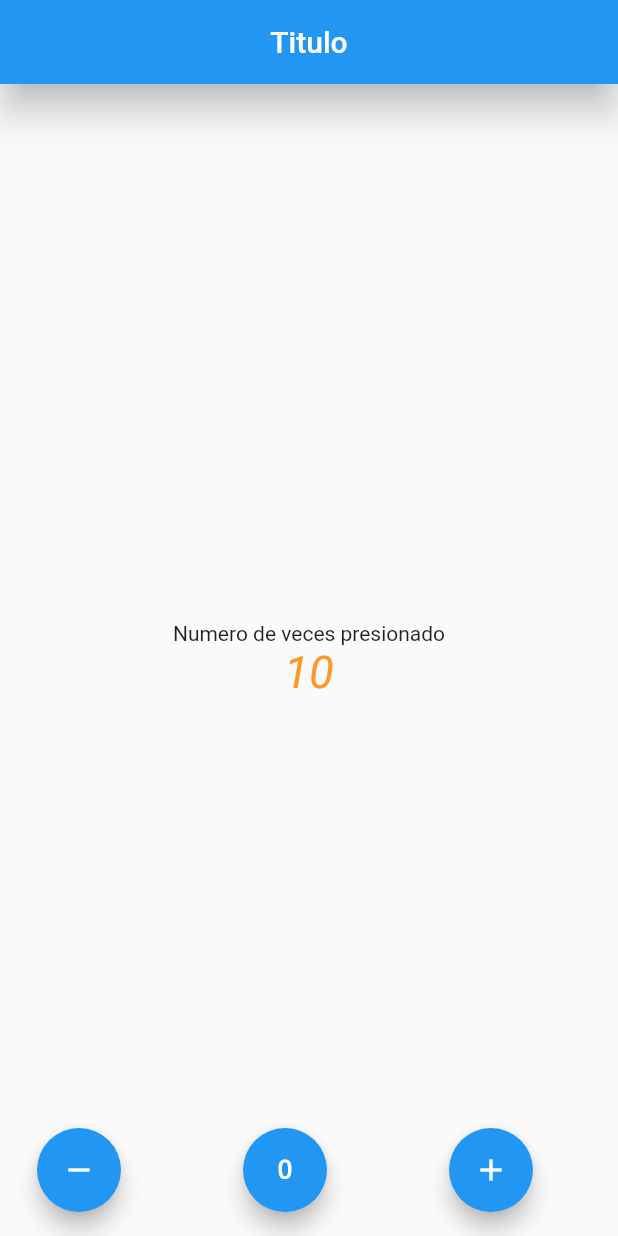
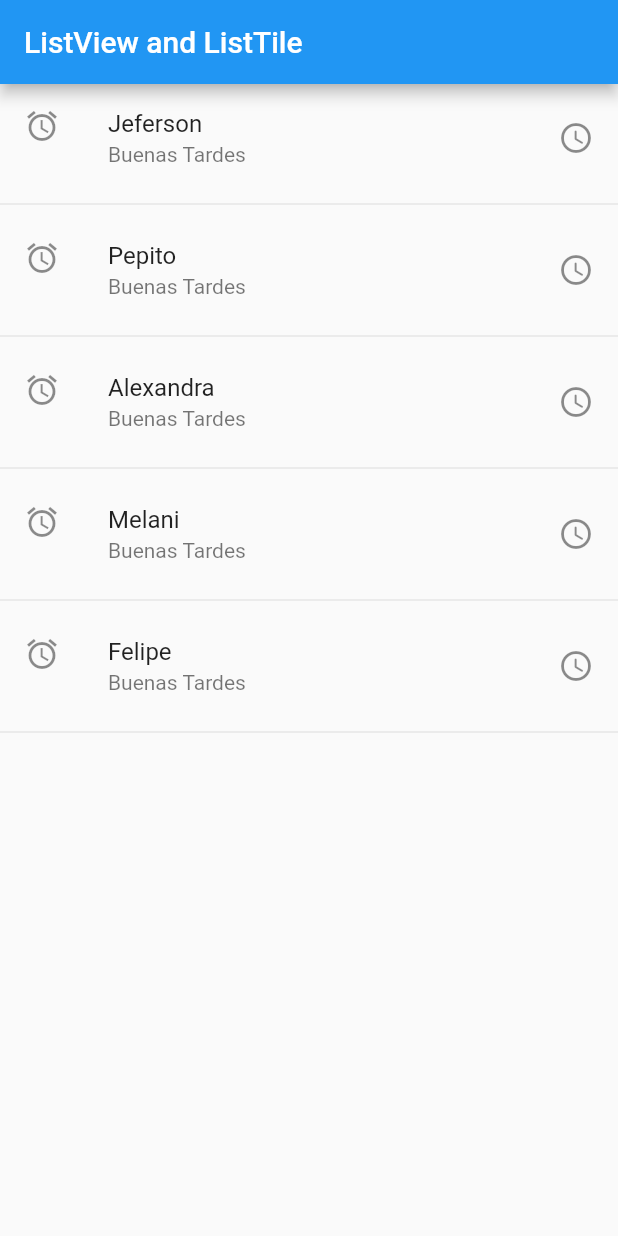
Before and after one commit to MegalLink/Curso-flutter-introductorio, a Flutter app: the screen it shows after launch, on a phone screen of 412 x 824 dp. Run offline on Flutter 3.47's test engine with Material 2 defaults, Android fonts, the light colour scheme and no system bars.

Commit message:
ListView and List Tile

```diff
--- a/lib/src/app.dart
+++ b/lib/src/app.dart
@@ -1,4 +1,5 @@
 import 'package:contador_app/src/pages/contador_page.dart';
+import 'package:contador_app/src/pages/listview_page.dart';
 // import 'package:contador_app/src/pages/home_page.dart';
 import 'package:flutter/material.dart';
 
@@ -8,7 +9,7 @@ class MyApp extends StatelessWidget {
     return MaterialApp(
         debugShowCheckedModeBanner: false,
         home: Center(
-          child: ContadorPage(),
+          child: ListViewPage(),
         ));
   }
 }
--- /dev/null
+++ b/lib/src/pages/listview_page.dart
@@ -0,0 +1,33 @@
+import 'package:flutter/material.dart';
+
+class ListViewPage extends StatelessWidget {
+  final lista = ['Jeferson', 'Pepito', 'Alexandra', 'Melani', 'Felipe'];
+  @override
+  Widget build(BuildContext context) {
+    return Scaffold(
+      appBar: AppBar(
+        title: Text('ListView and ListTile'),
+      ),
+      body: ListView(
+        children: _crearLista(),
+      ),
+    );
+  }
+
+  List<Widget> _crearLista() {
+    return lista.map((nombre) {
+      return Column(
+        children: [
+          ListTile(
+            title: Text(nombre),
+            subtitle: Text('Buenas Tardes'),
+            leading: Icon(Icons.access_alarm),
+            trailing: Icon(Icons.access_time_rounded),
+            onTap: () {},
+          ),
+          Divider()
+        ],
+      );
+    }).toList();
+  }
+}
```
Also changed, not shown: lib/src/pages/home_page.dart (+1 -22 lines).
